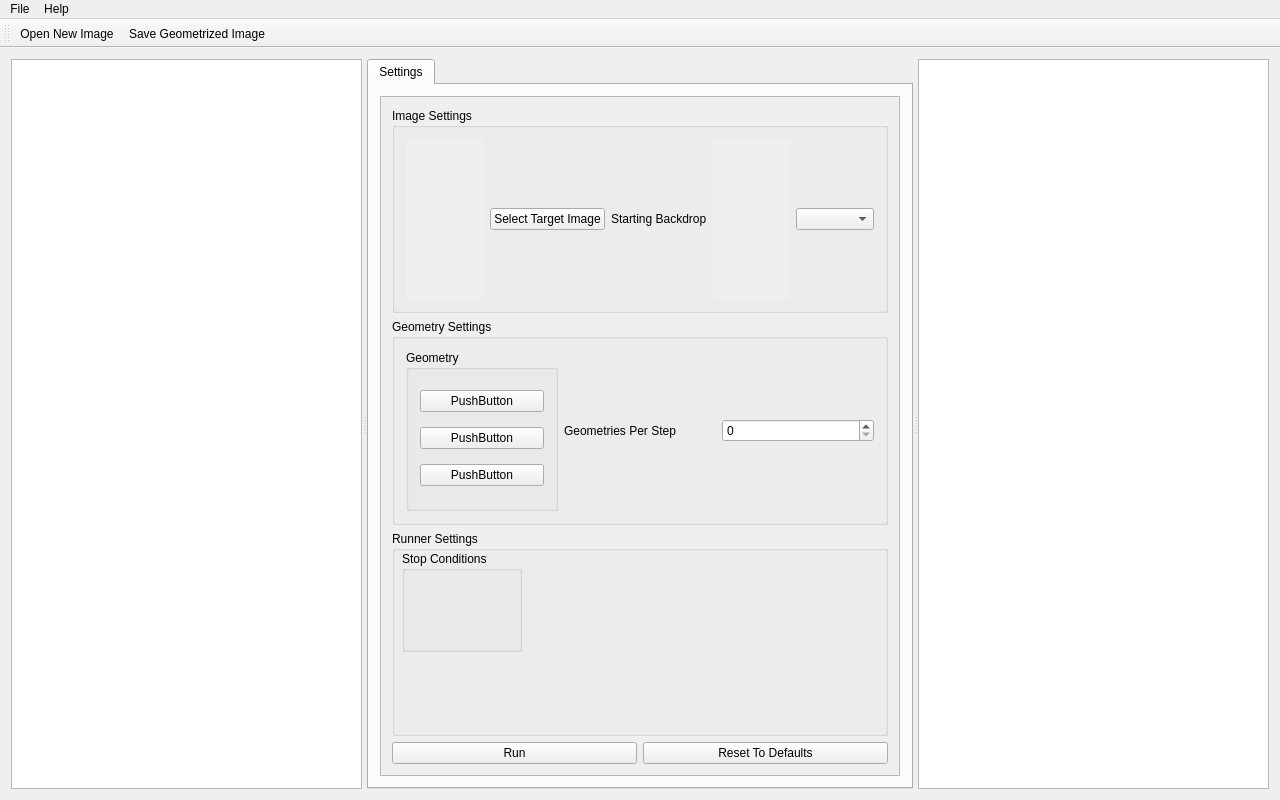
Above: Geometrize/dialog/imagejobwindow.ui from Tw1ddle/geometrize before the change. Below: the same form after it.
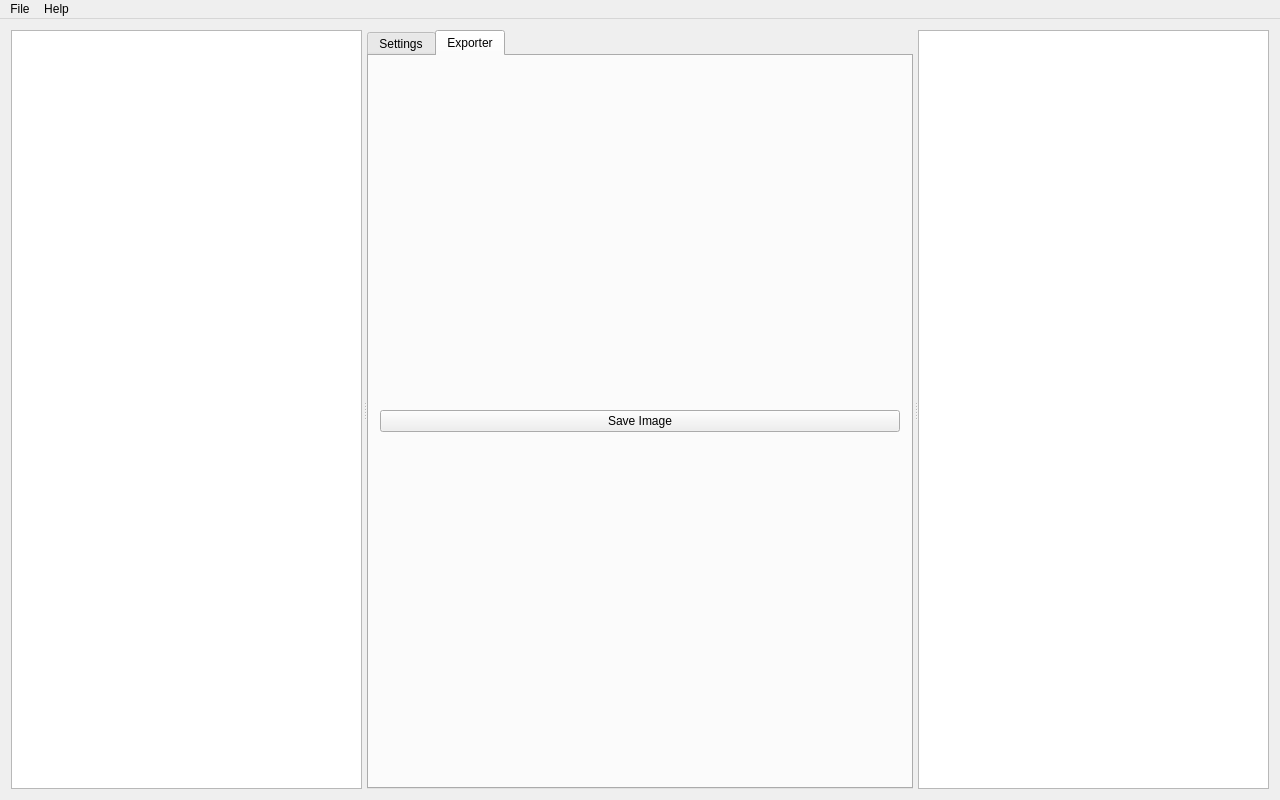
That is the form after the change. The open tabs and pages were chosen to show the change.

The edit to the form file:
```diff
--- a/Geometrize/dialog/imagejobwindow.ui
+++ b/Geometrize/dialog/imagejobwindow.ui
@@ -95,7 +95,7 @@
               <x>0</x>
               <y>0</y>
               <width>416</width>
-              <height>714</height>
+              <height>735</height>
              </rect>
             </property>
             <layout class="QGridLayout" name="gridLayout_2">
@@ -265,6 +265,24 @@
          </item>
         </layout>
        </widget>
+       <widget class="QWidget" name="tab">
+        <attribute name="title">
+         <string>Exporter</string>
+        </attribute>
+        <layout class="QHBoxLayout" name="horizontalLayout_6">
+         <item>
+          <layout class="QHBoxLayout" name="horizontalLayout_5">
+           <item>
+            <widget class="QPushButton" name="pushButton_5">
+             <property name="text">
+              <string>Save Image</string>
+             </property>
+            </widget>
+           </item>
+          </layout>
+         </item>
+        </layout>
+       </widget>
       </widget>
       <widget class="QTreeWidget" name="shapeTreeView">
        <property name="rootIsDecorated">
@@ -292,16 +310,6 @@
     </item>
    </layout>
   </widget>
-  <widget class="QToolBar" name="mainToolBar">
-   <attribute name="toolBarArea">
-    <enum>TopToolBarArea</enum>
-   </attribute>
-   <attribute name="toolBarBreak">
-    <bool>false</bool>
-   </attribute>
-   <addaction name="actionOpen_New_Image"/>
-   <addaction name="actionSave_Geometrized_Image"/>
-  </widget>
   <widget class="QMenuBar" name="menuBar">
    <property name="geometry">
     <rect>
```
Left out of the diff: 90 changed lines with no effect on the pictures.
